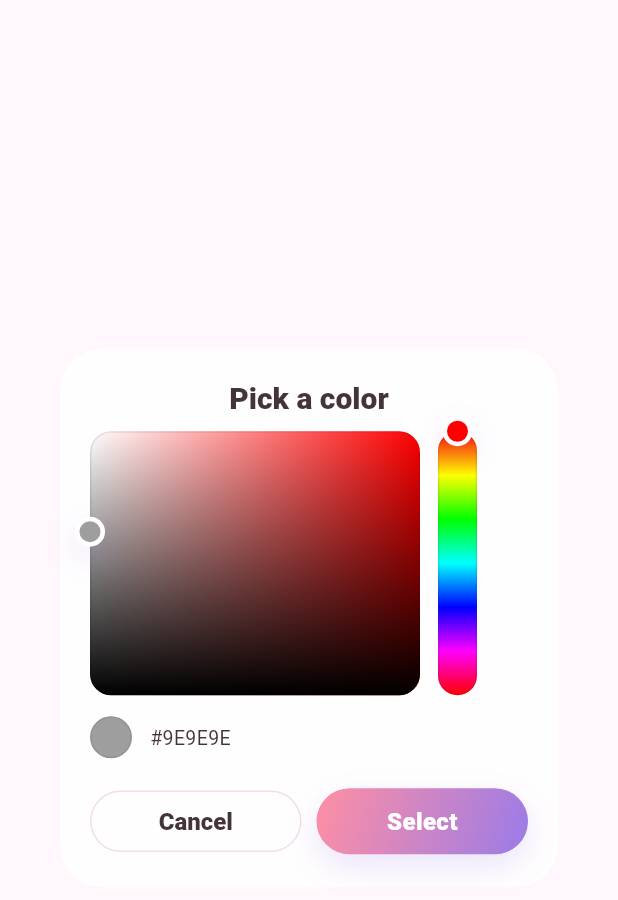
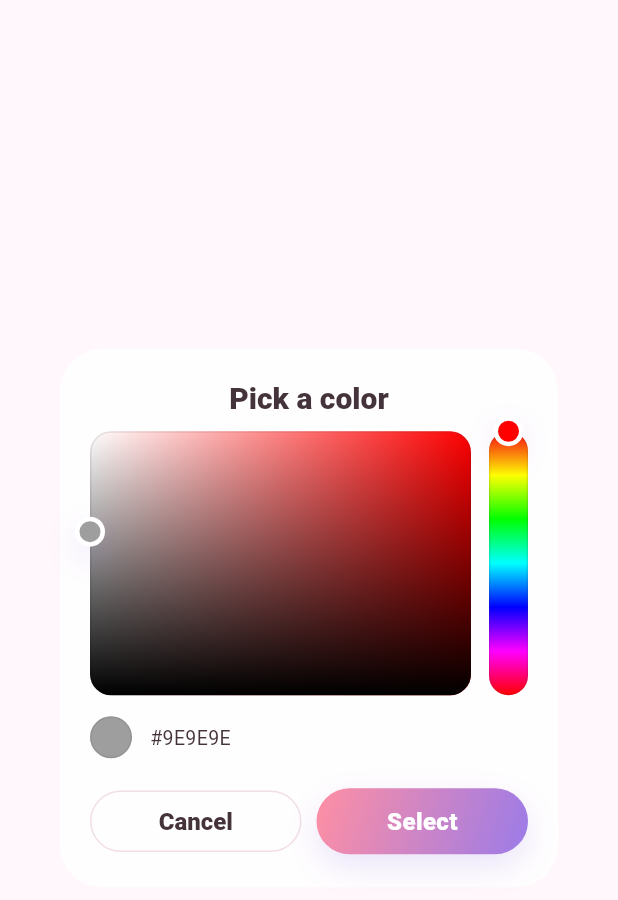
Before and after one commit to Javi801/peepoop-log, a Flutter app: the _ColorPickerDialog widget shown alone on an empty page, opened directly with empty values, on a phone screen of 412 x 824 dp. Shown: the top 900 px of the screen. Run offline on Flutter 3.47's test engine with Material 3 defaults, Android fonts, the light colour scheme and no system bars; our stand-ins replace drift, drift_flutter, share_plus; accounts and stored records are empty; generated files the repository leaves out were written again.

Commit message:
feat(color-picker): replace tag color palette with HSV picker and editable hex

```diff
--- a/lib/presentation/theme/app_tokens.dart
+++ b/lib/presentation/theme/app_tokens.dart
@@ -136,8 +136,8 @@ abstract final class AppSizes {
   static const double tagDot = 28;
   static const double colorSwatch = 52;
 
-  /// Saturation/value plane in the color picker dialog.
-  static const double colorPickerArea = 220;
+  /// Height of the saturation/value plane in the color picker dialog; its
+  /// width flexes to fill the dialog.
   static const double colorPickerAreaHeight = 176;
 
   /// Vertical rainbow hue bar next to the saturation/value plane.
--- a/lib/presentation/widgets/color_picker.dart
+++ b/lib/presentation/widgets/color_picker.dart
@@ -46,12 +46,14 @@ class _ColorPickerDialogState extends State<_ColorPickerDialog> {
             const ModalTitle(AppStrings.colorPickerTitle),
             Row(
               crossAxisAlignment: CrossAxisAlignment.start,
-              mainAxisSize: MainAxisSize.min,
               children: [
-                _SaturationValueArea(
+                Expanded(
+                  child: _SaturationValueArea(
                     hsv: _hsv,
                     onChanged: (saturation, value) => setState(
-                    () => _hsv = _hsv.withSaturation(saturation).withValue(value),
+                      () => _hsv =
+                          _hsv.withSaturation(saturation).withValue(value),
+                    ),
                   ),
                 ),
                 const SizedBox(width: AppSpacing.rowGap),
@@ -102,11 +104,10 @@ class _SaturationValueArea extends StatelessWidget {
   final HSVColor hsv;
   final void Function(double saturation, double value) onChanged;
 
-  static const double _width = AppSizes.colorPickerArea;
   static const double _height = AppSizes.colorPickerAreaHeight;
 
-  void _handle(Offset position) {
-    final saturation = (position.dx / _width).clamp(0.0, 1.0);
+  void _handle(Offset position, double width) {
+    final saturation = (position.dx / width).clamp(0.0, 1.0);
     final value = 1 - (position.dy / _height).clamp(0.0, 1.0);
     onChanged(saturation, value);
   }
@@ -117,12 +118,16 @@ class _SaturationValueArea extends StatelessWidget {
     final hueColor = HSVColor.fromAHSV(1, hsv.hue, 1, 1).toColor();
     final borderRadius = BorderRadius.circular(AppRadii.colorPicker);
 
+    return LayoutBuilder(
+      builder: (context, constraints) {
+        final width = constraints.maxWidth;
+
         return GestureDetector(
-      onTapDown: (details) => _handle(details.localPosition),
-      onPanStart: (details) => _handle(details.localPosition),
-      onPanUpdate: (details) => _handle(details.localPosition),
+          onTapDown: (details) => _handle(details.localPosition, width),
+          onPanStart: (details) => _handle(details.localPosition, width),
+          onPanUpdate: (details) => _handle(details.localPosition, width),
           child: SizedBox(
-        width: _width,
+            width: width,
             height: _height,
             child: Stack(
               clipBehavior: Clip.none,
@@ -148,14 +153,18 @@ class _SaturationValueArea extends StatelessWidget {
                   ),
                 ),
                 Positioned(
-              left: hsv.saturation * _width - AppSizes.colorPickerHandle / 2,
+                  left:
+                      hsv.saturation * width - AppSizes.colorPickerHandle / 2,
                   top:
-                  (1 - hsv.value) * _height - AppSizes.colorPickerHandle / 2,
+                      (1 - hsv.value) * _height -
+                      AppSizes.colorPickerHandle / 2,
                   child: _PickerHandle(fill: hsv.toColor()),
                 ),
               ],
             ),
           ),
+        );
+      },
     );
   }
 }
```
Lines whose indentation alone changed are shown as unchanged.
